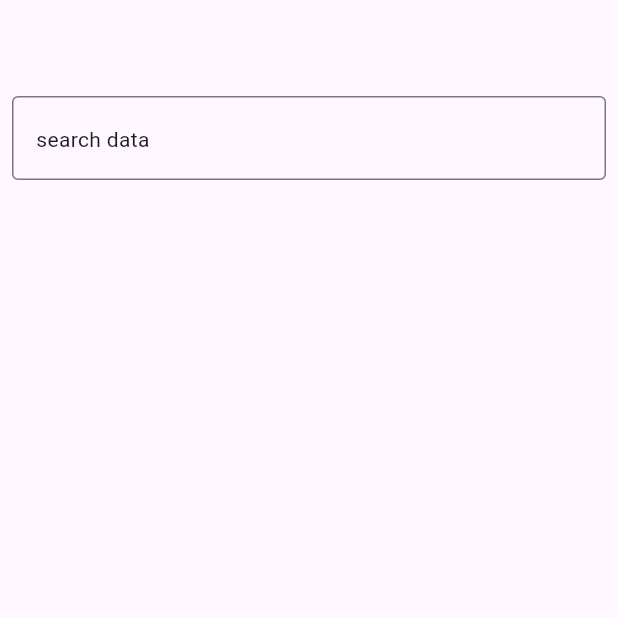
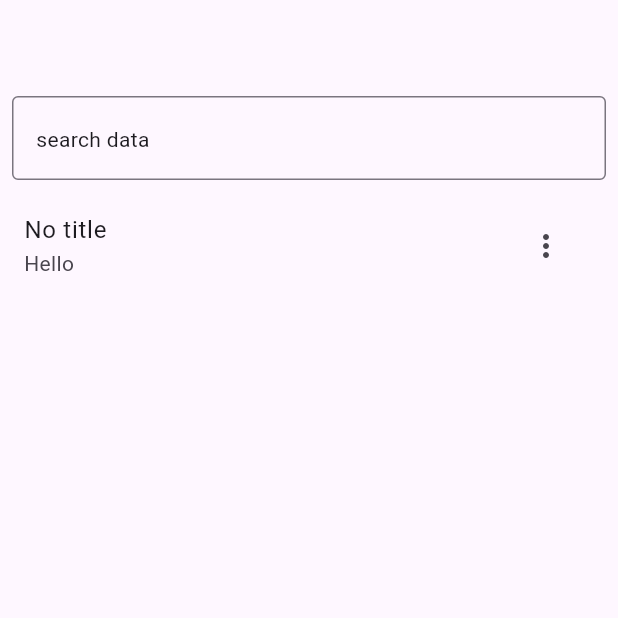
Before and after one commit to Noorullah178632/practice-, a Flutter app: the screen it shows after launch, on a phone screen of 412 x 824 dp, the top half of it. Run offline on Flutter 3.47's test engine with Material 3 defaults, Android fonts, the phone set to English and light mode, and no system bars.

Commit message:
new data

```diff
--- a/lib/home_view.dart
+++ b/lib/home_view.dart
@@ -23,6 +23,17 @@ class _HomeViewState extends State<HomeView> {
               ),
             ),
           ),
+          ListTile(
+            title: Text("No title "),
+            subtitle: Text("Hello"),
+            trailing: PopupMenuButton(
+              itemBuilder: (context) => [
+                PopupMenuItem(value: 1, child: Text("Edit")),
+
+                PopupMenuItem(value: 2, child: Text("Delete")),
+              ],
+            ),
+          ),
         ],
       ),
     );
```
